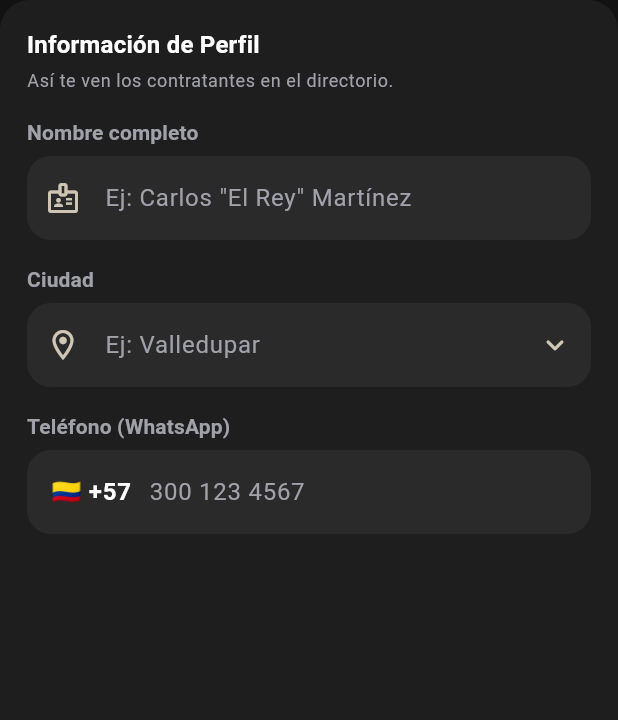
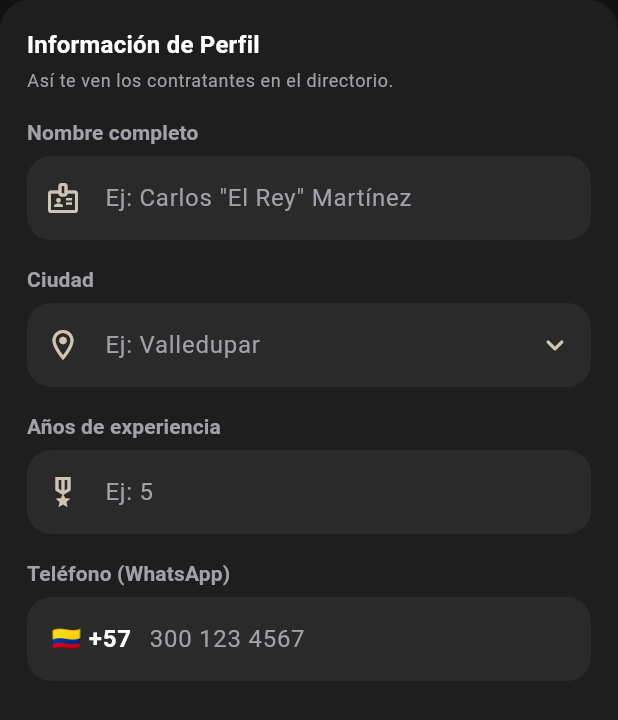
Before and after one commit to EduardoCastellanosP/Musico, a Flutter app: the ProfileInfoCard widget shown alone on an empty page, opened directly with empty values, on a phone screen of 412 x 824 dp. Shown: the top 720 px of the screen. Run offline on Flutter 3.47's test engine with Material 3 defaults, Android fonts, the phone set to English and light mode, and no system bars; our stand-ins replace chewie, flutter_dotenv, flutter_local_notifications, flutter_secure_storage, flutter_svg, flutter_timezone and 4 more; missing offline and left inert: video_compress; accounts and stored records are empty; statements that could not run were skipped.

Commit message:
App lista para subir a pruebas

```diff
--- a/lib/core/constants/services.dart
+++ b/lib/core/constants/services.dart
@@ -16,10 +16,10 @@ abstract final class MusicianServices {
     'Presentador',
     'Animador',
     'Alquiler de equipos',
-    'Alquiler de escenarios',
     'Alquiler de vehículos',
     'Catering',
     'Fotografia y video',
+    'Estudios de grabación',
   ];
 
   /// Every service other than [musician] is treated as a technical service
--- a/lib/core/constants/whatsapp.dart
+++ b/lib/core/constants/whatsapp.dart
@@ -1,4 +1,4 @@
 /// Short label for WhatsApp contact buttons app-wide — keeps the pill/CTA
 /// compact instead of the full "WhatsApp" wordmark. Single source so every
 /// contact button stays in sync if the copy changes.
-const String kWhatsAppShortLabel = 'WPP';
+const String kWhatsAppShortLabel = 'WhatsApp';
--- a/lib/models/musician.dart
+++ b/lib/models/musician.dart
@@ -154,6 +154,7 @@ class Musician {
     String? fullName,
     List<String>? instruments,
     String? city,
+    int? experienceYears,
     String? phone,
     String? avatarUrl,
     List<String>? genres,
@@ -175,7 +176,7 @@ class Musician {
       fullName: fullName ?? this.fullName,
       instruments: instruments ?? this.instruments,
       city: city ?? this.city,
-      experienceYears: experienceYears,
+      experienceYears: experienceYears ?? this.experienceYears,
       rating: rating,
       reviewsCount: reviewsCount,
       isFree: isFree ?? this.isFree,
--- a/lib/screens/widgets/status/profile_info_card.dart
+++ b/lib/screens/widgets/status/profile_info_card.dart
@@ -14,11 +14,13 @@ class ProfileInfoCard extends StatelessWidget {
     required this.fullNameController,
     required this.cityController,
     required this.phoneController,
+    required this.experienceYearsController,
   });
 
   final TextEditingController fullNameController;
   final TextEditingController cityController;
   final TextEditingController phoneController;
+  final TextEditingController experienceYearsController;
 
   @override
   Widget build(BuildContext context) {
@@ -85,6 +87,18 @@ class ProfileInfoCard extends StatelessWidget {
             ),
           ),
           const SizedBox(height: 16),
+          _FieldLabel('Años de experiencia'),
+          const SizedBox(height: 6),
+          TextField(
+            controller: experienceYearsController,
+            keyboardType: TextInputType.number,
+            style: theme.textTheme.bodyLarge,
+            decoration: const InputDecoration(
+              hintText: 'Ej: 5',
+              prefixIcon: Icon(Icons.military_tech_outlined),
+            ),
+          ),
+          const SizedBox(height: 16),
           _FieldLabel('Teléfono (WhatsApp)'),
           const SizedBox(height: 6),
           PhoneInputField(controller: phoneController),
```
Also changed, not shown: lib/repositories/musician_repository.dart (+10 -0 lines), lib/screens/musician_detail_screen.dart (+17 -4 lines), lib/screens/profile_preview_screen.dart (added, +33 -0 lines), lib/screens/status_screen.dart (+25 -0 lines), lib/screens/widgets/dashboard/musician_card.dart (+15 -25 lines), assets/images/logowpp.svg, 3 other files.
